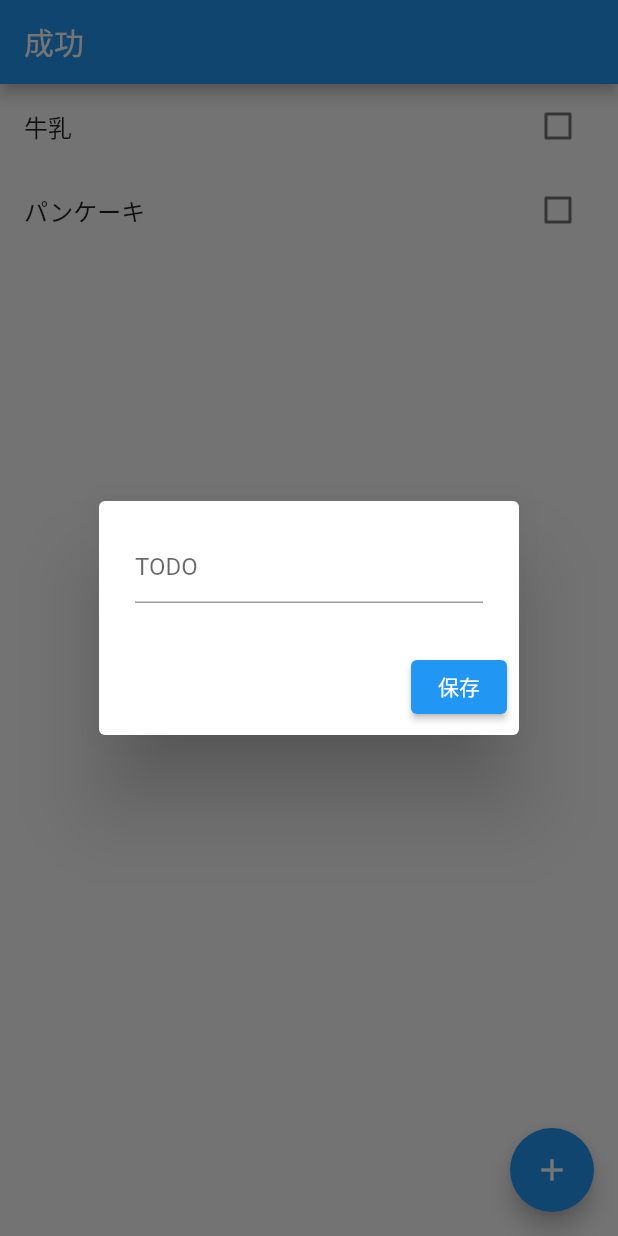
After one commit to Keiji-morita/todo_for_Traial, a Flutter app: the todoList screen opened by its route, after a tap on the "add" icon, on a phone screen of 412 x 824 dp. The commit adds this screen. Run offline on Flutter 3.47's test engine with Material 2 defaults, Android fonts, the phone set to English and light mode, and no system bars; our stand-ins replace firebase_auth, firebase_core, firebase_storage; accounts and stored records are empty.

Commit message:
インスタンスの中身が表示できない #4

```diff
--- /dev/null
+++ b/lib/addingDialog.dart
@@ -0,0 +1,52 @@
+import 'package:flutter/material.dart';
+import 'package:traialtodo/todo_list.dart';
+
+
+class EditDialog extends StatefulWidget {
+  static Future<Todos?> show(BuildContext context) {
+    return showDialog(
+      context: context,
+      builder: (context) => EditDialog(),
+    );
+  }
+
+  @override
+  _EditDialogState createState() => _EditDialogState();
+}
+
+class _EditDialogState extends State<EditDialog> {
+  late final TextEditingController _textEditingController;
+  @override
+  void initState() {
+    super.initState();
+    _textEditingController = TextEditingController();
+  }
+
+  @override
+  Widget build(BuildContext context) {
+    return AlertDialog(
+      content: TextField(
+        controller: _textEditingController,
+        decoration: InputDecoration(hintText: "TODO"),
+      ),
+      actions: [
+        ElevatedButton(
+          onPressed: () {
+            Navigator.pop(
+              context,
+              Todos(task: "テスト"),
+            );
+
+          },
+          child: Text("保存"),
+        ),
+      ],
+    );
+  }
+
+  @override
+  void dispose() {
+    _textEditingController.dispose();
+    super.dispose();
+  }
+}
--- a/lib/login_parts/login.dart
+++ b/lib/login_parts/login.dart
@@ -21,7 +21,7 @@ class _loginState extends State<login> {
   Widget build(BuildContext context) {
     return Scaffold(
       appBar: AppBar(
-        title: Text('アカウント作成'),
+        title: Text('ログイン'),
         backgroundColor: Colors.blue,
       ),
       body: Center(
--- a/lib/todo_list.dart
+++ b/lib/todo_list.dart
@@ -1,14 +1,18 @@
+import 'package:firebase_storage/firebase_storage.dart';
 import 'package:flutter/material.dart';
+
+import 'addingDialog.dart';
 
 class todoList extends StatefulWidget {
   @override
   _todoListState createState() => _todoListState();
 }
 
-class Todo {
-  Todo({required this.name, required this.checked});
-  final String name;
-  bool checked;
+class Todos {
+  final String task;
+  final bool isdone;
+
+  Todos({required this.task, this.isdone = false});
 }
 
 class _todoListState extends State<todoList> {
@@ -16,42 +20,52 @@ class _todoListState extends State<todoList> {
   Widget build(BuildContext context) {
     // String todo = '';
     final TextEditingController todoController = TextEditingController();
-    final List<Todo> _todo = <Todo>[];
+    final List<Todos> _todo = [
+      Todos(task: "牛乳"),
+      Todos(task: "パンケーキ"),
+    ];
 
-
-
-    return Scaffold(
+  return Scaffold(
       appBar: AppBar(
         title: Text('成功'),
         automaticallyImplyLeading: false,
       ),
-      body: Center(
-        child: Column(
-          children: <Widget> [
-              Padding(
-                padding: const EdgeInsets.symmetric(horizontal: 8, vertical: 16),
-                child: TextField(
-                  controller: todoController,
-                  decoration: const InputDecoration(
-                  labelText: 'What is todo ?',
-                  ),
-                ),
+      body: ListView.builder(
+                    itemCount: _todo.length,
+                    itemBuilder: (context,index) {
+                    final  todo = _todo[index];
+
+                    return ListTile(
+                      title: Text(todo.task),
+                      trailing: Checkbox(
+                        value: todo.isdone,
+                    onChanged: (checked) {
+                      setState(() {
+                        _todo[index] = Todos(task: todo.task, isdone: checked ?? true);
+                            });
+                          }
+                      ),
+                    );
+                  }
               ),
 
-              ElevatedButton(
-                style: ElevatedButton.styleFrom(
-              primary: Colors.red,
-            ),
-              onPressed: (){
+          floatingActionButton: FloatingActionButton(
+            child: Icon(Icons.add),
+            onPressed: () async{
+              final addedtodo = await EditDialog.show(context);
+              if (addedtodo != null) {
+                setState(() {
+                  _todo.add(addedtodo);
+                });
+              }
 
-              },
+              print(_todo.task);
+            },
 
-              child: Text("submit")
 
-              ),
-          ],
-        )
-      ),
-    );
+          ),
+        );
+
+
   }
 }
```
